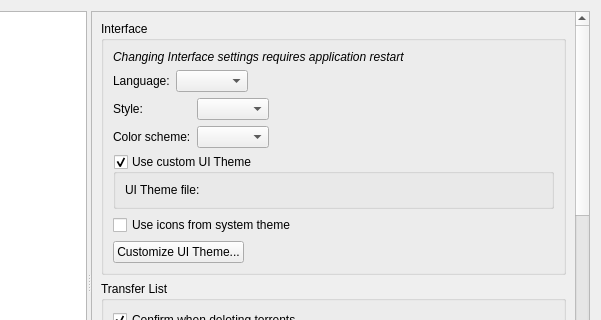
Qt form src/gui/optionsdialog.ui (qbittorrent/qBittorrent) before a commit; both pictures show x 178 to 779 and y 0 to 320 of the 779 by 591 pixel window.
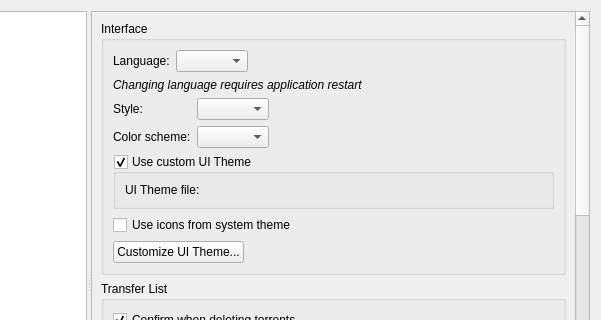
The same form after that commit. Icons and pictures are not drawn. Custom widgets are drawn as their Qt base class.

Diff of the .ui file:
```diff
--- a/src/gui/optionsdialog.ui
+++ b/src/gui/optionsdialog.ui
@@ -138,18 +138,6 @@
                <string>Interface</string>
               </property>
               <layout class="QVBoxLayout" name="UISettingsBoxLayout">
-               <item>
-                <widget class="QLabel" name="labelRestartRequired">
-                 <property name="font">
-                  <font>
-                   <italic>true</italic>
-                  </font>
-                 </property>
-                 <property name="text">
-                  <string>Changing Interface settings requires application restart</string>
-                 </property>
-                </widget>
-               </item>
                <item>
                 <layout class="QHBoxLayout" name="layoutLanguage">
                  <item>
@@ -177,6 +165,18 @@
                  </item>
                 </layout>
                </item>
+               <item>
+                <widget class="QLabel" name="labelRestartRequired">
+                 <property name="font">
+                  <font>
+                   <italic>true</italic>
+                  </font>
+                 </property>
+                 <property name="text">
+                  <string>Changing language requires application restart</string>
+                 </property>
+                </widget>
+               </item>
                <item>
                 <layout class="QGridLayout" name="layoutStyle">
                  <item row="0" column="0">
```
